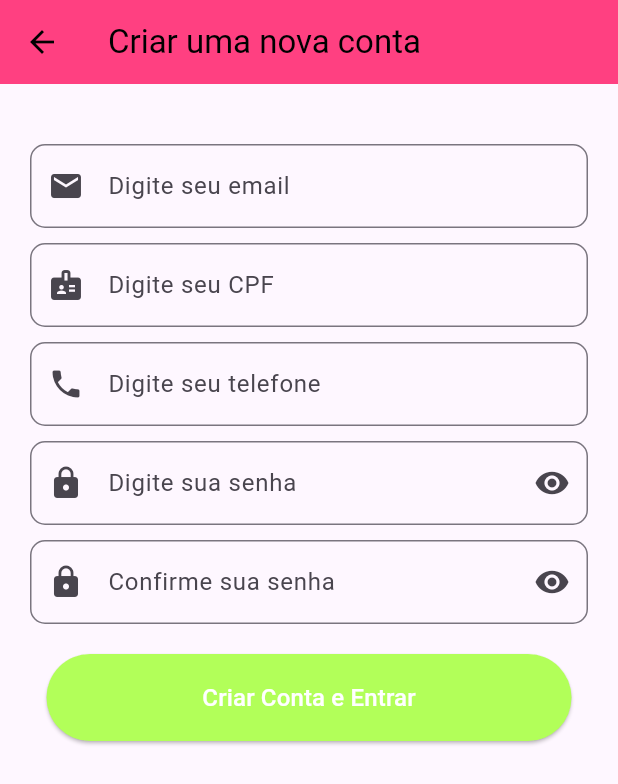
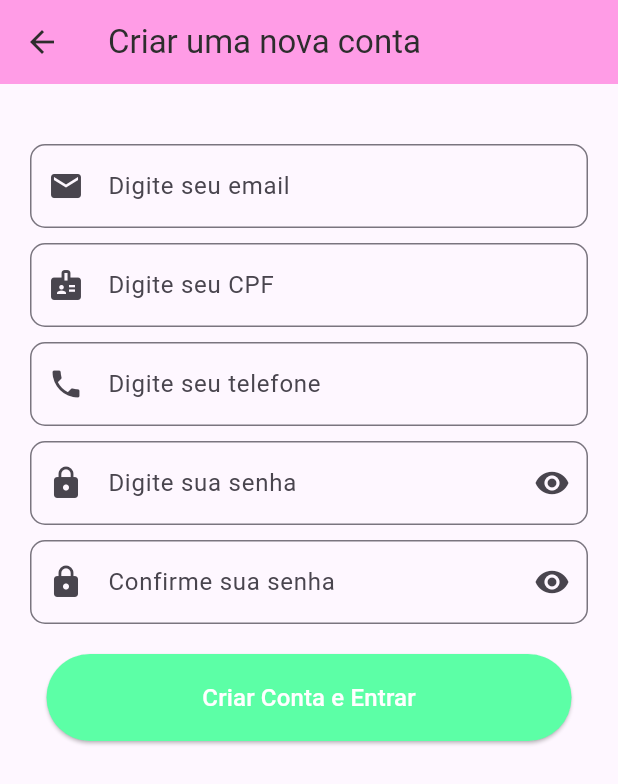
Before and after one commit to evertonc15/login_app, a Flutter app: the screen it shows after launch, after a tap on "Entrar", after a tap on "Criar uma nova conta", on a phone screen of 412 x 824 dp. Shown: the top 784 px of the screen. Run offline on Flutter 3.47's test engine with Material 3 defaults, Android fonts, the phone set to English and light mode, and no system bars.

Commit message:
Chore: reajustes nas cores RGB

```diff
--- a/lib/main.dart
+++ b/lib/main.dart
@@ -59,9 +59,9 @@ class _LoginScreenState extends State<LoginScreen> {
   Widget build(BuildContext context) {
     return Scaffold(
       appBar: AppBar(
-        backgroundColor: Colors.pinkAccent, // Define a cor de fundo da AppBar
+        backgroundColor:  Color.fromRGBO(255, 156, 230, 1), // Define a cor de fundo da AppBar
         title: Text('Entrar na sua conta',
-            style: TextStyle(color: Colors.black)), // Define o título da AppBar
+            style: TextStyle(color: Color.fromRGBO(45, 45, 45, 1))), // Define o título da AppBar
       ),
       body: Form(
         key: _formKey,
@@ -135,7 +135,7 @@ class _LoginScreenState extends State<LoginScreen> {
                   fixedSize: WidgetStatePropertyAll(
                       Size(350, 58)), // Define o tamanho do botão
                   backgroundColor: WidgetStatePropertyAll(
-                      Colors.blue), // Define a cor de fundo do botão
+                      Color.fromRGBO(147, 197, 255, 1)), // Define a cor de fundo do botão
                 ),
                 child: Text('Entrar',
                     style: TextStyle(
@@ -157,8 +157,8 @@ class _LoginScreenState extends State<LoginScreen> {
                 style: ButtonStyle(
                   fixedSize: WidgetStatePropertyAll(
                       Size(350, 58)), // Define o tamanho do botão
-                  backgroundColor: WidgetStatePropertyAll(Colors
-                      .redAccent), // Cor vermelha para o botão de criação de conta
+                  backgroundColor: WidgetStatePropertyAll(
+                    Color.fromRGBO(255, 125, 125, 1)), // Cor vermelha para o botão de criação de conta
                 ),
                 child: Text('Criar uma nova conta',
                     style: TextStyle(
@@ -178,11 +178,11 @@ class _LoginScreenState extends State<LoginScreen> {
                   fixedSize: WidgetStatePropertyAll(
                       Size(350, 58)), // Define o tamanho do botão
                   backgroundColor: WidgetStatePropertyAll(
-                      Colors.yellow), // Define a cor de fundo do botão
+                      Color.fromRGBO(255, 192, 129, 1)), // Define a cor de fundo do botão
                 ),
                 child: Text('Recuperar conta',
                     style: TextStyle(
-                        fontSize: 16, color: Colors.black)), // Texto do botão
+                        fontSize: 16, color: Color.fromRGBO(45, 45, 45, 1))), // Texto do botão
               ),
             ],
           ),
--- a/lib/page/criarconta.page.dart
+++ b/lib/page/criarconta.page.dart
@@ -31,13 +31,13 @@ class _CreateAccountScreenState extends State<CreateAccountScreen> {
   Widget build(BuildContext context) {
     return Scaffold(
       appBar: AppBar(
-        backgroundColor: Colors.pinkAccent,
+        backgroundColor: Color.fromRGBO(255, 156, 230, 1),
         title: Text(
           'Criar uma nova conta',
-          style: TextStyle(color: Colors.black),
+          style: TextStyle(color: Color.fromRGBO(45, 45, 45, 1)),
         ),
         leading: IconButton(
-          icon: Icon(Icons.arrow_back, color: Colors.black),
+          icon: Icon(Icons.arrow_back, color: Color.fromRGBO(45, 45, 45, 1)),
           onPressed: () => Navigator.pop(context),
         ),
       ),
@@ -114,7 +114,7 @@ class _CreateAccountScreenState extends State<CreateAccountScreen> {
                 },
                 style: ButtonStyle(
                   fixedSize: WidgetStatePropertyAll(Size(350, 58)),
-                  backgroundColor: WidgetStatePropertyAll(Colors.lightGreenAccent),
+                  backgroundColor: WidgetStatePropertyAll(Color.fromRGBO(92, 255, 166, 1)),
                 ),
                 child: Text(
                   'Criar Conta e Entrar',
--- a/lib/page/home.page.dart
+++ b/lib/page/home.page.dart
@@ -5,10 +5,10 @@ class HomeScreen extends StatelessWidget {
   Widget build(BuildContext context) {
     return Scaffold(
       appBar: AppBar(
-        backgroundColor: Colors.pinkAccent,
+        backgroundColor:  Color.fromRGBO(255, 156, 230, 1),
         title: Text(
           'Bem-vindo(a)',
-          style: TextStyle(color: Colors.black),
+          style: TextStyle(color: Color.fromRGBO(45, 45, 45, 1)),
         ),
         centerTitle: true,
       ),
```
Also changed, not shown: lib/page/recuperarconta.page.dart (+4 -4 lines).
